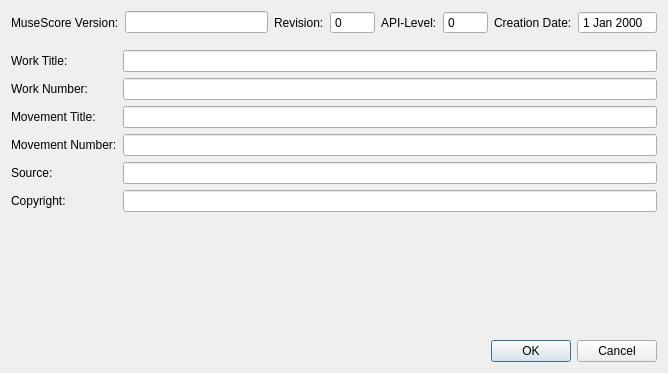
Before: the Qt Designer form mscore/mscore/metaedit.ui in musescore/musescore-old, drawn with Qt 5.
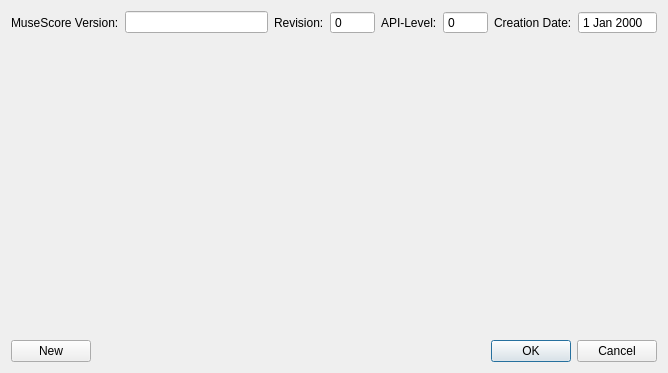
After: the same form once the commit is applied.

```diff
--- a/mscore/mscore/metaedit.ui
+++ b/mscore/mscore/metaedit.ui
@@ -13,98 +13,9 @@
   <property name="windowTitle">
    <string>Dialog</string>
   </property>
-  <layout class="QGridLayout" name="gridLayout">
-   <item row="1" column="0">
-    <widget class="QLabel" name="label">
-     <property name="text">
-      <string>Work Title:</string>
-     </property>
-    </widget>
-   </item>
-   <item row="1" column="1">
-    <widget class="QLineEdit" name="workTitle"/>
-   </item>
-   <item row="2" column="0">
-    <widget class="QLabel" name="label_2">
-     <property name="text">
-      <string>Work Number:</string>
-     </property>
-    </widget>
-   </item>
-   <item row="2" column="1">
-    <widget class="QLineEdit" name="workNumber"/>
-   </item>
-   <item row="5" column="0">
-    <widget class="QLabel" name="label_5">
-     <property name="text">
-      <string>Source:</string>
-     </property>
-    </widget>
-   </item>
-   <item row="5" column="1">
-    <widget class="QLineEdit" name="source"/>
-   </item>
-   <item row="7" column="0">
-    <spacer name="verticalSpacer">
-     <property name="orientation">
-      <enum>Qt::Vertical</enum>
-     </property>
-     <property name="sizeHint" stdset="0">
-      <size>
-       <width>20</width>
-       <height>136</height>
-      </size>
-     </property>
-    </spacer>
-   </item>
-   <item row="3" column="0">
-    <widget class="QLabel" name="label_3">
-     <property name="text">
-      <string>Movement Title:</string>
-     </property>
-    </widget>
-   </item>
-   <item row="3" column="1">
-    <widget class="QLineEdit" name="movementTitle"/>
-   </item>
-   <item row="4" column="0">
-    <widget class="QLabel" name="label_4">
-     <property name="text">
-      <string>Movement Number:</string>
-     </property>
-    </widget>
-   </item>
-   <item row="4" column="1">
-    <widget class="QLineEdit" name="movementNumber"/>
-   </item>
-   <item row="8" column="1">
-    <widget class="QDialogButtonBox" name="buttonBox">
-     <property name="orientation">
-      <enum>Qt::Horizontal</enum>
-     </property>
-     <property name="standardButtons">
-      <set>QDialogButtonBox::Cancel|QDialogButtonBox::Ok</set>
-     </property>
-    </widget>
-   </item>
-   <item row="6" column="0">
-    <widget class="QLabel" name="label_6">
-     <property name="text">
-      <string>Copyright:</string>
-     </property>
-    </widget>
-   </item>
-   <item row="6" column="1">
-    <widget class="QLineEdit" name="copyright"/>
-   </item>
-   <item row="0" column="0" colspan="2">
+  <layout class="QVBoxLayout" name="verticalLayout">
+   <item>
     <layout class="QHBoxLayout" name="horizontalLayout">
-     <property name="topMargin">
-      <number>0</number>
-     </property>
-     <property name="bottomMargin">
-      <number>10</number>
-     </property>
      <item>
       <widget class="QLabel" name="label_7">
        <property name="text">
@@ -171,6 +82,43 @@
      </item>
     </layout>
    </item>
+   <item>
+    <layout class="QGridLayout" name="grid"/>
+   </item>
+   <item>
+    <spacer name="verticalSpacer">
+     <property name="orientation">
+      <enum>Qt::Vertical</enum>
+     </property>
+     <property name="sizeHint" stdset="0">
+      <size>
+       <width>20</width>
+       <height>40</height>
+      </size>
+     </property>
+    </spacer>
+   </item>
+   <item>
+    <layout class="QHBoxLayout" name="horizontalLayout_2">
+     <item>
+      <widget class="QPushButton" name="newButton">
+       <property name="text">
+        <string>New</string>
+       </property>
+      </widget>
+     </item>
+     <item>
+      <widget class="QDialogButtonBox" name="buttonBox">
+       <property name="orientation">
+        <enum>Qt::Horizontal</enum>
+       </property>
+       <property name="standardButtons">
+        <set>QDialogButtonBox::Cancel|QDialogButtonBox::Ok</set>
+       </property>
+      </widget>
+     </item>
+    </layout>
+   </item>
   </layout>
  </widget>
  <resources/>
```
Left out of the diff: 2 changed lines with no effect on the pictures.
